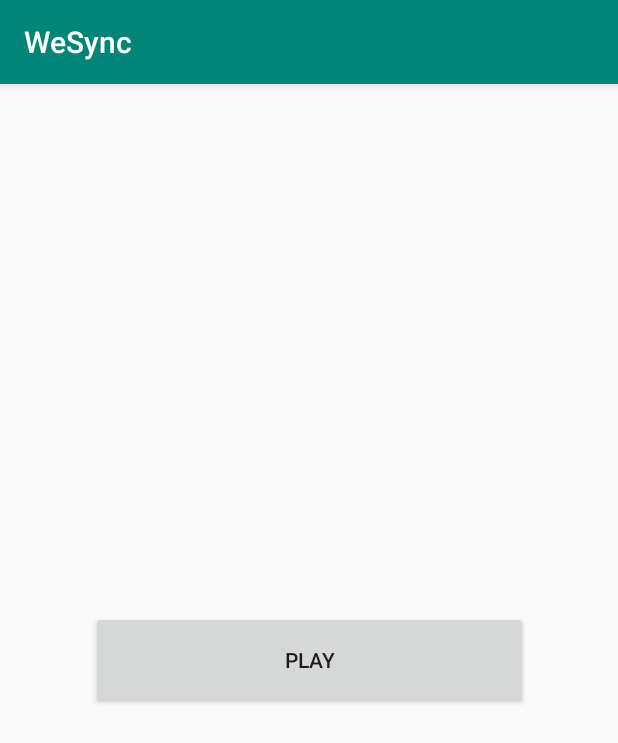
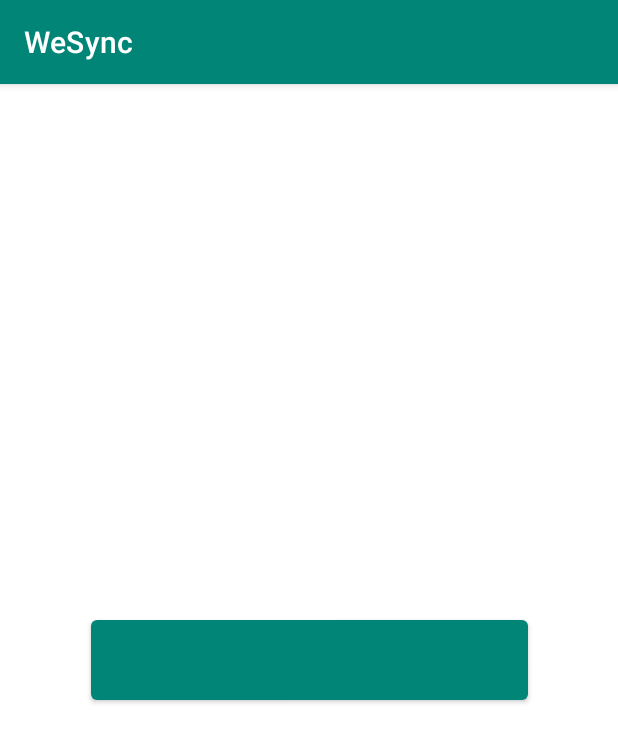
Before and after one commit to barjuandavis/wesync_kotlin, an Android app: the screen it shows after launch (MainActivity), on a phone screen of 412 x 824 dp. Shown: the top 743 px of the screen. Run offline under Robolectric (Android 15) with nearby library versions, the phone set to English and light mode, and no system bars; our stand-ins replace data binding.

Commit message:
2/10/2019

```diff
--- a/app/build.gradle
+++ b/app/build.gradle
@@ -27,6 +27,7 @@ dependencies {
     def nav_version = "2.1.0"
     def lc_version = "2.1.0"
     def app_version = "1.1.0"
+    def material_version = "1.1.0-alpha10"
 
     implementation fileTree(dir: 'libs', include: ['*.jar'])
     implementation"org.jetbrains.kotlin:kotlin-stdlib-jdk7:$kotlin_version"
@@ -37,7 +38,9 @@ dependencies {
     implementation "androidx.lifecycle:lifecycle-viewmodel-ktx:$lc_version"
     implementation "androidx.navigation:navigation-fragment-ktx:$nav_version"
     implementation "androidx.navigation:navigation-ui-ktx:$nav_version"
+    implementation "com.google.android.material:material:#$material_version"
     testImplementation 'junit:junit:4.12'
+
     androidTestImplementation 'androidx.test:runner:1.1.1'
     androidTestImplementation 'androidx.test.espresso:espresso-core:3.1.1'
 }
--- a/app/src/main/AndroidManifest.xml
+++ b/app/src/main/AndroidManifest.xml
@@ -16,6 +16,7 @@
                 <category android:name="android.intent.category.LAUNCHER" />
             </intent-filter>
         </activity>
+        <service android:name=".MetronomeService"/>
     </application>
 
 </manifest>
--- a/app/src/main/java/com/wesync/MetronomeService.kt
+++ b/app/src/main/java/com/wesync/MetronomeService.kt
@@ -4,13 +4,12 @@ import android.app.Service
 import android.content.Intent
 import android.os.IBinder
 
-class MetronomeService: Service(), Runnable {
+object MetronomeService: Service(), Runnable {
     private lateinit var binder: IBinder
 
 
-
     override fun onBind(p0: Intent?): IBinder? {
-
+        return binder;
     }
 
     override fun run() {
--- a/app/src/main/res/layout/main_fragment.xml
+++ b/app/src/main/res/layout/main_fragment.xml
@@ -1,4 +1,12 @@
 <?xml version="1.0" encoding="utf-8"?>
+
+
+<layout>
+    <data>
+        <variable
+            name="viewmodel"
+            type="com.wesync.ui.main.MainViewModel"/>
+    </data>
     <androidx.constraintlayout.widget.ConstraintLayout xmlns:android="http://schemas.android.com/apk/res/android"
     xmlns:app="http://schemas.android.com/apk/res-auto"
     xmlns:tools="http://schemas.android.com/tools"
@@ -11,9 +19,10 @@
             android:id="@+id/play_button"
             android:layout_width="291dp"
             android:layout_height="65dp"
-        android:text="@string/play_button"
+            android:text="@{viewmodel.}"
             app:layout_constraintBottom_toBottomOf="parent"
             app:layout_constraintEnd_toEndOf="parent"
             app:layout_constraintStart_toStartOf="parent"
             app:layout_constraintTop_toTopOf="parent"/>
     </androidx.constraintlayout.widget.ConstraintLayout>
+</layout>
--- a/app/src/main/res/values/styles.xml
+++ b/app/src/main/res/values/styles.xml
@@ -1,7 +1,7 @@
 <resources>
 
     <!-- Base application theme. -->
-    <style name="AppTheme" parent="Theme.AppCompat.Light.DarkActionBar">
+    <style name="AppTheme" parent="Theme.MaterialComponents.Light.DarkActionBar">
         <!-- Customize your theme here. -->
         <item name="colorPrimary">@color/colorPrimary</item>
         <item name="colorPrimaryDark">@color/colorPrimaryDark</item>
```
Lines whose indentation alone changed are shown as unchanged.
